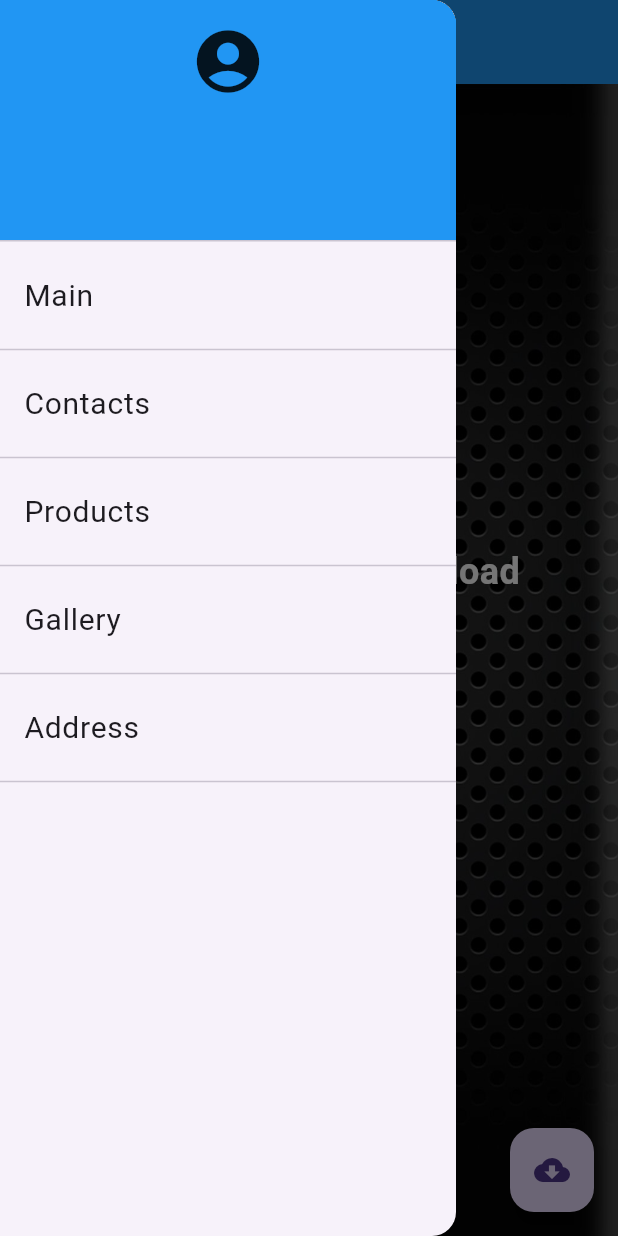
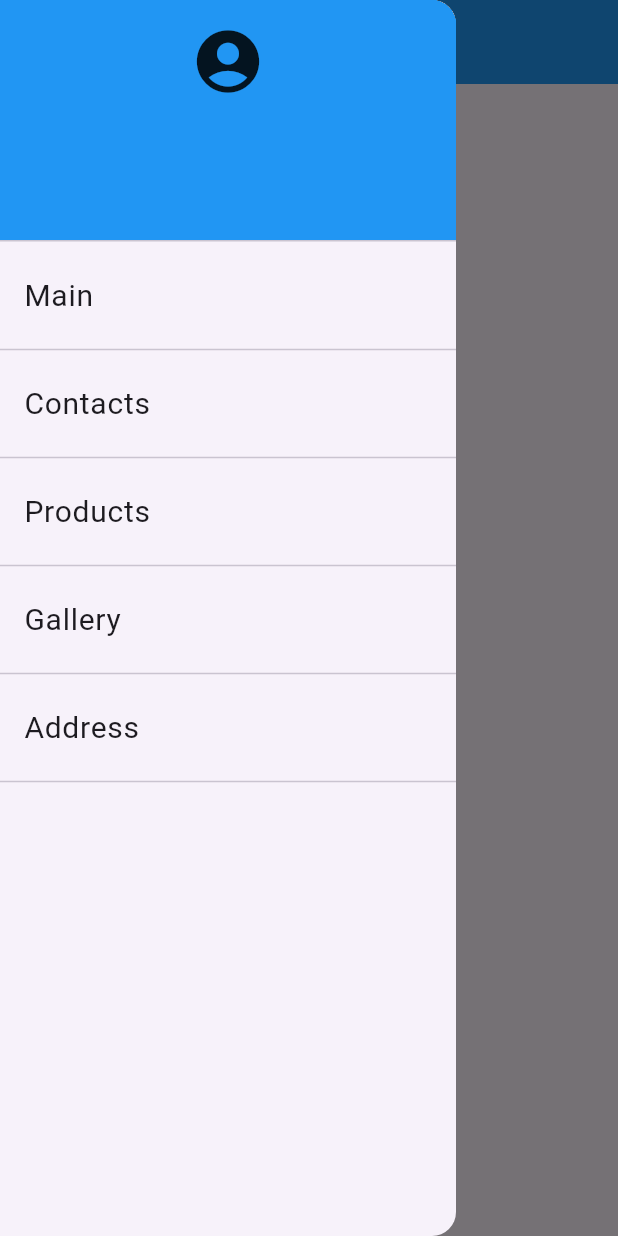
Before and after one commit to tizary/flutter_login, a Flutter app: the UserPage screen opened directly with empty values, with the side drawer open, on a phone screen of 412 x 824 dp. Run offline on Flutter 3.47's test engine with Material 3 defaults, Android fonts, the light colour scheme and no system bars; our stand-ins replace google_maps_flutter, multi_select_flutter; missing offline and left inert: mongo_dart.

Commit message:
refactor: refactor table

```diff
--- a/lib/main.dart
+++ b/lib/main.dart
@@ -2,7 +2,7 @@ import 'package:flutter/material.dart';
 import 'app.dart';
 import 'mongodb.dart';
 
-void main() async{
+void main() async {
   WidgetsFlutterBinding.ensureInitialized();
   await MongoDatabase.connect();
   runApp(const App());
--- a/lib/screens/user_page.dart
+++ b/lib/screens/user_page.dart
@@ -1,4 +1,3 @@
-import 'dart:async';
 import 'package:flutter/material.dart';
 import 'package:flutter_application_1/screens/burger_menu.dart';
 import 'package:flutter_application_1/screens/header.dart';
@@ -9,132 +8,12 @@ class UserPage extends StatefulWidget {
 }
 
 class _UserPageState extends State<UserPage> {
-  bool _loading = false;
-  double _progressValue = 0.0;
-  int _count = 51;
-
   @override
   Widget build(BuildContext context) {
     final userData = ModalRoute.of(context)!.settings.arguments as String;
     return Scaffold(
         appBar: Header(pageTitle: 'User'),
-        backgroundColor: const Color.fromARGB(255, 99, 149, 229),
         drawer: BurgerMenu(user: userData),
-        body: Container(
-            decoration: const BoxDecoration(
-                image: DecorationImage(
-              image: AssetImage('assets/images/bg.jpg'),
-              fit: BoxFit.cover,
-            )),
-            child: Column(
-              mainAxisAlignment: MainAxisAlignment.center,
-              children: [
-                _ProgressDownloadWidget(
-                    loading: _loading, progressValue: _progressValue),
-                Container(
-                    padding: const EdgeInsets.only(top: 30),
-                    child: Column(
-                      children: [
-                        const Text(
-                          'Tap "-" to decrement',
-                          style: TextStyle(color: Colors.white),
-                        ),
-                        Row(
-                          mainAxisAlignment: MainAxisAlignment.center,
-                          children: [
-                            IconButton(
-                              onPressed: () {
-                                setState(() {
-                                  _count -= 1;
-                                });
-                              },
-                              icon: const Icon(Icons.remove),
-                              color: Colors.white,
-                            ),
-                            Text('$_count',
-                                style: const TextStyle(
-                                    color: Colors.white, fontSize: 24)),
-                            IconButton(
-                              onPressed: () {
-                                setState(() {
-                                  _count += 1;
-                                });
-                              },
-                              icon: const Icon(Icons.add),
-                              color: Colors.white,
-                            ),
-                          ],
-                        ),
-                        const Text(
-                          'Tap "+" to increment',
-                          style: TextStyle(color: Colors.white),
-                        ),
-                      ],
-                    )),
-              ],
-            )),
-        floatingActionButton: FloatingActionButton(
-          onPressed: () {
-            setState(() {
-              _loading = !_loading;
-              _updateProgress();
-            });
-          },
-          child: const Icon(Icons.cloud_download),
-        ));
-  }
-
-  void _updateProgress() {
-    const oneSec = const Duration(seconds: 1);
-    Timer.periodic(oneSec, (Timer t) {
-      setState(() {
-        _progressValue += 0.2;
-
-        if (_progressValue.toStringAsFixed(1) == '1.0') {
-          _loading = false;
-          t.cancel();
-          _progressValue = 0.0;
-          return;
-        }
-      });
-    });
+        body: Center(child: Text('hello')));
   }
 }
-
-class _ProgressDownloadWidget extends StatelessWidget {
-  const _ProgressDownloadWidget({
-    super.key,
-    required bool loading,
-    required double progressValue,
-  })  : _loading = loading,
-        _progressValue = progressValue;
-
-  final bool _loading;
-  final double _progressValue;
-
-  @override
-  Widget build(BuildContext context) {
-    return Container(
-      padding: const EdgeInsets.symmetric(horizontal: 16),
-      child: _loading
-          ? Column(mainAxisAlignment: MainAxisAlignment.center, children: [
-              LinearProgressIndicator(
-                value: _progressValue,
-                backgroundColor: Colors.orange,
-                color: Colors.yellow,
-              ),
-              const SizedBox(height: 5),
-              Text(
-                '${(_progressValue * 100).round()}%',
-                style: const TextStyle(fontSize: 18, color: Colors.white),
-              ),
-              const SizedBox(height: 10),
-            ])
-          : const Text('Press button to download',
-              style: TextStyle(
-                  color: Colors.white,
-                  fontSize: 24,
-                  fontWeight: FontWeight.bold)),
-    );
-  }
-}
--- a/pubspec.yaml
+++ b/pubspec.yaml
@@ -17,6 +17,7 @@ dependencies:
   intl: ^0.19.0
   google_maps_flutter: ^2.5.2
   multi_select_flutter: ^4.1.3
+  responsive_sizer: ^3.2.0
 
 dev_dependencies:
   flutter_test:
```
Also changed, not shown: lib/screens/main_page_widget.dart (+37 -23 lines), pubspec.lock.
